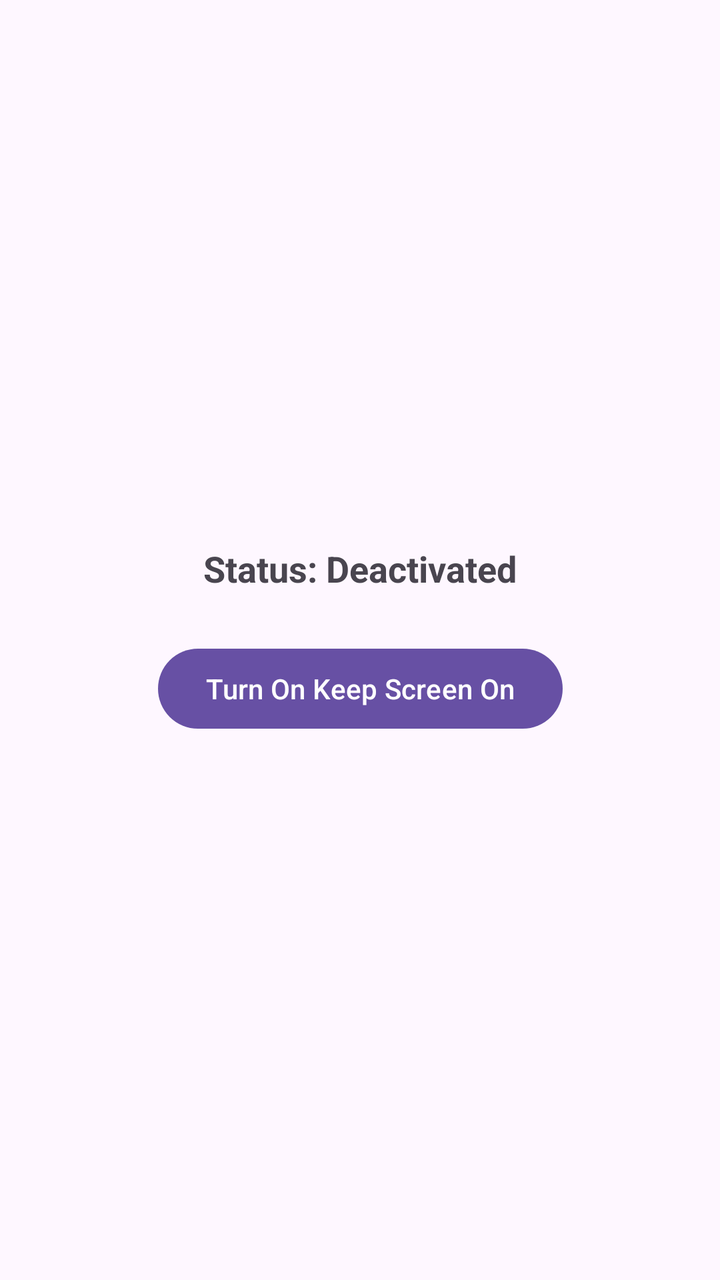
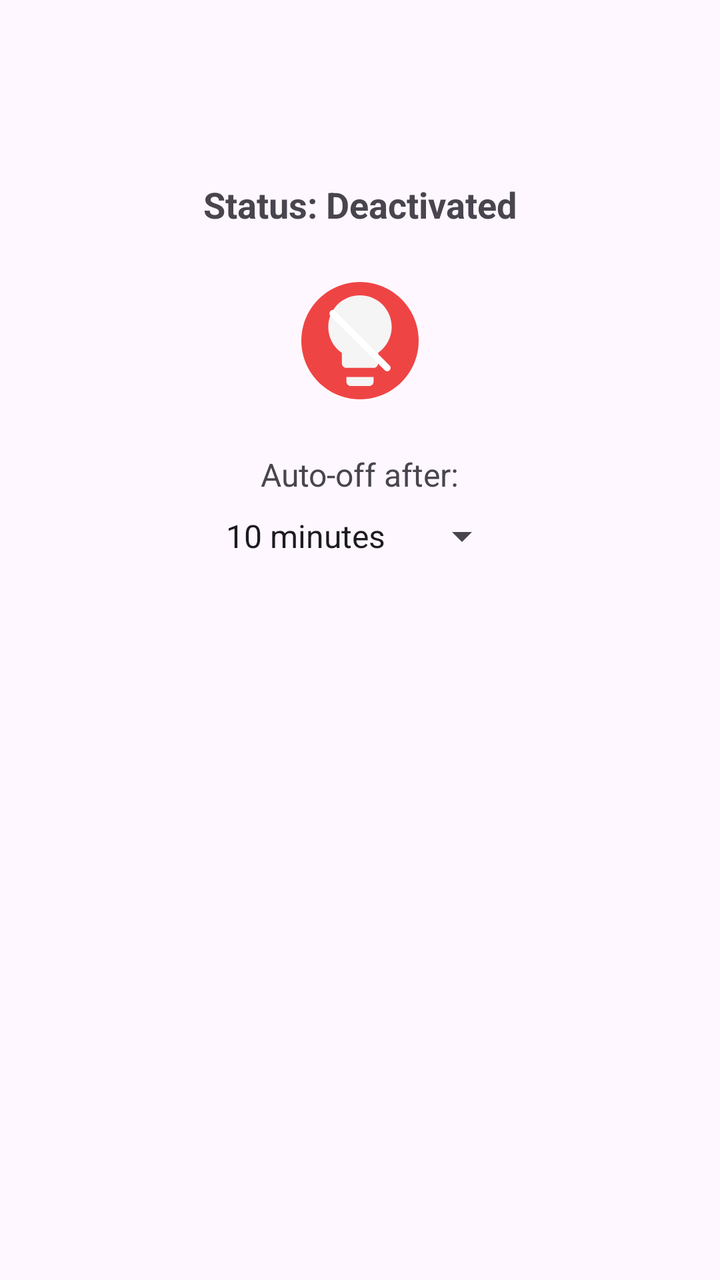

The first picture is an Android layout as it rendered before a commit; the second is the same layout after the commit. The layout source and the unified diff follow.
<!-- AndroidManifest.xml: application theme Theme.KeepScreenOn -->
<!-- res/layout/activity_main.xml -->
<?xml version="1.0" encoding="utf-8"?>
<androidx.constraintlayout.widget.ConstraintLayout xmlns:android="http://schemas.android.com/apk/res/android"
    xmlns:app="http://schemas.android.com/apk/res-auto"
    xmlns:tools="http://schemas.android.com/tools"
    android:id="@+id/main"
    android:layout_width="match_parent"
    android:layout_height="match_parent"
    tools:context=".MainActivity">

    <TextView
        android:id="@+id/statusTextView"
        android:layout_width="wrap_content"
        android:layout_height="wrap_content"
        android:text="Status: Deactivated"
        android:textSize="18sp"
        android:textStyle="bold"
        app:layout_constraintBottom_toTopOf="@+id/toggleScreenOnButton"
        app:layout_constraintEnd_toEndOf="parent"
        app:layout_constraintStart_toStartOf="parent"
        app:layout_constraintTop_toTopOf="parent"
        app:layout_constraintVertical_chainStyle="packed"
        android:layout_marginBottom="24dp" />

    <Button
        android:id="@+id/toggleScreenOnButton"
        android:layout_width="wrap_content"
        android:layout_height="wrap_content"
        android:text="Turn On Keep Screen On"
        app:layout_constraintBottom_toBottomOf="parent"
        app:layout_constraintEnd_toEndOf="parent"
        app:layout_constraintStart_toStartOf="parent"
        app:layout_constraintTop_toBottomOf="@+id/statusTextView" />

</androidx.constraintlayout.widget.ConstraintLayout>
<!-- resources referenced by this layout -->
<resources>
  <style name="Theme.KeepScreenOn" parent="Base.Theme.KeepScreenOn" />
  <style name="Base.Theme.KeepScreenOn" parent="Theme.Material3.DayNight.NoActionBar">
          
          
      </style>
</resources>

<!-- the commit's change to res/layout/activity_main.xml (unified diff, before → after) -->
@@ -5,6 +5,8 @@
     android:id="@+id/main"
     android:layout_width="match_parent"
     android:layout_height="match_parent"
+    android:paddingStart="16dp"
+    android:paddingEnd="16dp"
     tools:context=".MainActivity">
 
     <TextView
@@ -18,17 +20,45 @@
         app:layout_constraintEnd_toEndOf="parent"
         app:layout_constraintStart_toStartOf="parent"
         app:layout_constraintTop_toTopOf="parent"
+        app:layout_constraintVertical_bias="0.2"
         app:layout_constraintVertical_chainStyle="packed"
         android:layout_marginBottom="24dp" />
 
-    <Button
+    <ImageButton
         android:id="@+id/toggleScreenOnButton"
+        android:layout_width="64dp"
+        android:layout_height="64dp"
+        android:scaleType="fitCenter"
+        android:background="?android:attr/selectableItemBackgroundBorderless"
+        android:src="@drawable/ic_lightbulb_outline"
+        android:contentDescription="@string/app_name"
+        app:layout_constraintBottom_toTopOf="@+id/autoOffDurationLabel"
+        app:layout_constraintEnd_toEndOf="parent"
+        app:layout_constraintStart_toStartOf="parent"
+        app:layout_constraintTop_toBottomOf="@+id/statusTextView"
+        android:layout_marginBottom="24dp" />
+
+    <TextView
+        android:id="@+id/autoOffDurationLabel"
         android:layout_width="wrap_content"
         android:layout_height="wrap_content"
-        android:text="Turn On Keep Screen On"
+        android:text="@string/auto_off_duration_label"
+        android:textSize="16sp"
+        android:layout_marginBottom="8dp"
+        app:layout_constraintBottom_toTopOf="@+id/autoOffDurationSpinner"
+        app:layout_constraintStart_toStartOf="parent"
+        app:layout_constraintEnd_toEndOf="parent"
+        app:layout_constraintTop_toBottomOf="@+id/toggleScreenOnButton" />
+
+    <Spinner
+        android:id="@+id/autoOffDurationSpinner"
+        android:layout_width="wrap_content"
+        android:layout_height="wrap_content"
+        android:entries="@array/auto_off_durations_array"
+        android:minWidth="150dp"
         app:layout_constraintBottom_toBottomOf="parent"
         app:layout_constraintEnd_toEndOf="parent"
         app:layout_constraintStart_toStartOf="parent"
-        app:layout_constraintTop_toBottomOf="@+id/statusTextView" />
-
+        app:layout_constraintTop_toBottomOf="@+id/autoOffDurationLabel"
+        app:layout_constraintVertical_bias="0.0" />
 </androidx.constraintlayout.widget.ConstraintLayout>
<!-- resource entries referenced after the edit -->
@@ -1,5 +1,48 @@
 <!-- resources referenced by this layout -->
 <resources>
+  <string-array name="auto_off_durations_array"> 
+          <item>10 minutes</item>
+          <item>20 minutes</item>
+          <item>30 minutes</item>
+          <item>60 minutes</item>
+          <item>Never</item>
+      </string-array>
+  <!-- drawable ic_lightbulb_outline (drawable) -->
+  <vector xmlns:android="http://schemas.android.com/apk/res/android"
+      android:width="24dp"
+      android:height="24dp"
+      android:viewportWidth="24"
+      android:viewportHeight="24">
+  
+      
+      <path
+          android:fillColor="#EF4444"
+          android:pathData="M12,1A11,11 0 1,1 11.999,1Z" />
+  
+      
+      <group
+          android:scaleX="0.85"
+          android:scaleY="0.85"
+          android:translateX="1.8"
+          android:translateY="1.8">
+  
+          <path
+              android:fillColor="#F5F5F5"
+              android:pathData="M9,21c0,0.5 0.4,1 1,1h4c0.6,0 1,-0.5 1,-1v-1L9,20v1z
+                                M12,2C8.1,2 5,5.1 5,9c0,2.4 1.2,4.5 3,5.7L8,17
+                                c0,0.5 0.4,1 1,1h6c0.6,0 1,-0.5 1,-1v-2.3
+                                c1.8,-1.3 3,-3.4 3,-5.7 0,-3.9 -3.1,-7 -7,-7z" />
+  
+          
+          <path
+              android:strokeColor="#FFFFFF"
+              android:strokeWidth="1.5"
+              android:strokeLineCap="round"
+              android:pathData="M6,6 L18,18" />
+      </group>
+  </vector>
+  <string name="app_name">Stay Lit</string>
+  <string name="auto_off_duration_label">Auto-off after:</string>
   <style name="Theme.KeepScreenOn" parent="Base.Theme.KeepScreenOn" />
   <style name="Base.Theme.KeepScreenOn" parent="Theme.Material3.DayNight.NoActionBar">
           
